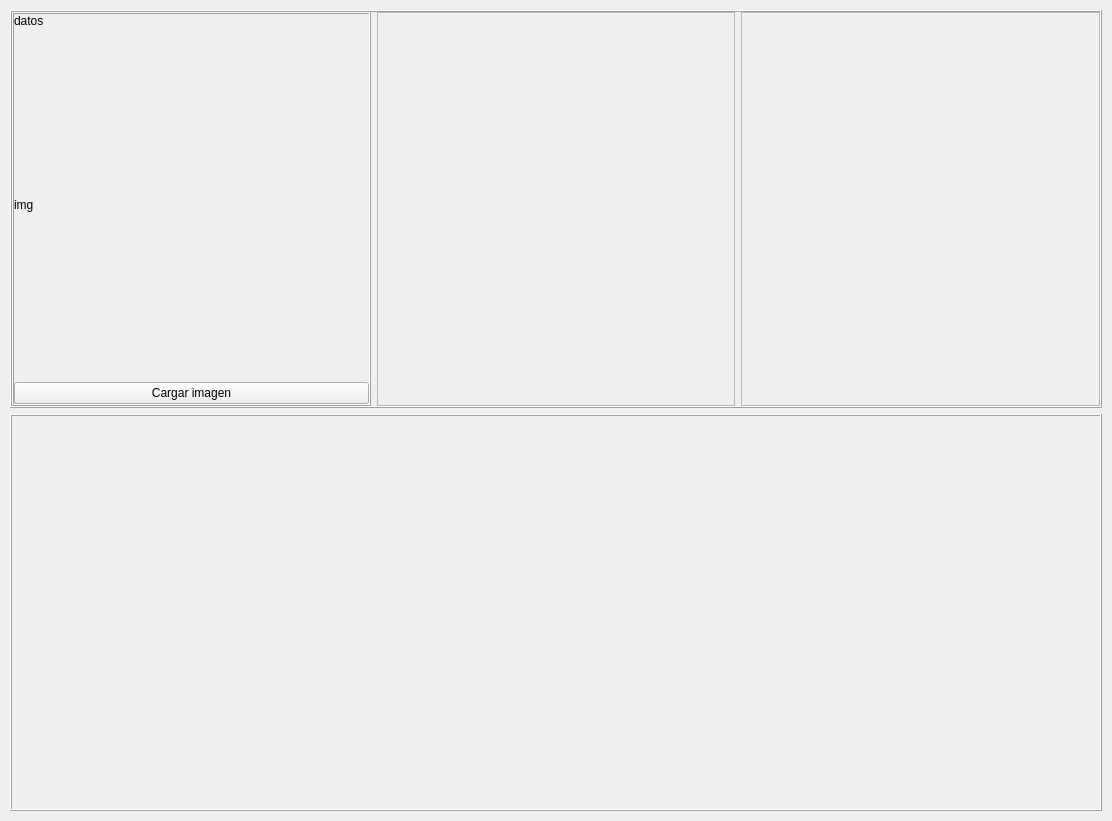
The window that gui.ui (leninrkb/reduccion-de-ruido-con-python) describes before a commit, drawn with Qt 5.
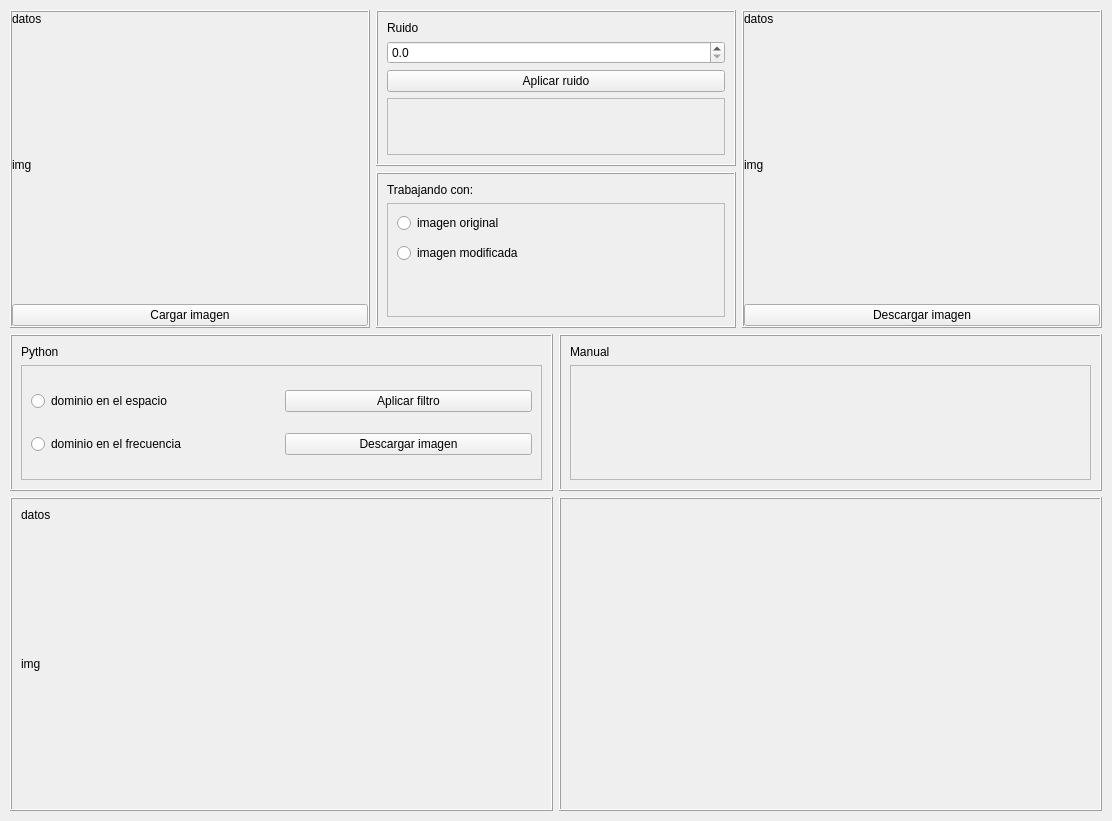
The same window after the commit.

Diff of the .ui file:
```diff
--- a/gui.ui
+++ b/gui.ui
@@ -14,7 +14,7 @@
    <string>MainWindow</string>
   </property>
   <widget class="QWidget" name="centralwidget">
-   <layout class="QVBoxLayout" name="verticalLayout" stretch="1,1">
+   <layout class="QVBoxLayout" name="verticalLayout" stretch="2,3">
     <property name="leftMargin">
      <number>10</number>
     </property>
@@ -30,12 +30,12 @@
     <item>
      <widget class="QFrame" name="frame_carga_img">
       <property name="frameShape">
-       <enum>QFrame::Box</enum>
+       <enum>QFrame::NoFrame</enum>
       </property>
       <property name="frameShadow">
        <enum>QFrame::Raised</enum>
       </property>
-      <layout class="QHBoxLayout" name="horizontalLayout">
+      <layout class="QHBoxLayout" name="horizontalLayout" stretch="1,1,1">
        <property name="leftMargin">
         <number>0</number>
        </property>
@@ -96,21 +96,174 @@
        <item>
         <widget class="QFrame" name="frame_2">
          <property name="frameShape">
-          <enum>QFrame::StyledPanel</enum>
+          <enum>QFrame::NoFrame</enum>
          </property>
          <property name="frameShadow">
           <enum>QFrame::Raised</enum>
          </property>
+         <layout class="QVBoxLayout" name="verticalLayout_5" stretch="1,1">
+          <property name="leftMargin">
+           <number>0</number>
+          </property>
+          <property name="topMargin">
+           <number>0</number>
+          </property>
+          <property name="rightMargin">
+           <number>0</number>
+          </property>
+          <property name="bottomMargin">
+           <number>0</number>
+          </property>
+          <item>
+           <widget class="QFrame" name="frame_6">
+            <property name="frameShape">
+             <enum>QFrame::Box</enum>
+            </property>
+            <property name="frameShadow">
+             <enum>QFrame::Raised</enum>
+            </property>
+            <layout class="QVBoxLayout" name="verticalLayout_4" stretch="1,0,1,4">
+             <item>
+              <widget class="QLabel" name="label_2">
+               <property name="text">
+                <string>Ruido</string>
+               </property>
+              </widget>
+             </item>
+             <item>
+              <widget class="QDoubleSpinBox" name="doubleSpinBox_ruido">
+               <property name="decimals">
+                <number>1</number>
+               </property>
+               <property name="maximum">
+                <double>1.000000000000000</double>
+               </property>
+               <property name="singleStep">
+                <double>0.100000000000000</double>
+               </property>
+              </widget>
+             </item>
+             <item>
+              <widget class="QPushButton" name="pushButton_aplicar_ruido">
+               <property name="text">
+                <string>Aplicar ruido</string>
+               </property>
+              </widget>
+             </item>
+             <item>
+              <widget class="QFrame" name="frame_7">
+               <property name="frameShape">
+                <enum>QFrame::StyledPanel</enum>
+               </property>
+               <property name="frameShadow">
+                <enum>QFrame::Raised</enum>
+               </property>
+              </widget>
+             </item>
+            </layout>
+           </widget>
+          </item>
+          <item>
+           <widget class="QFrame" name="frame_4">
+            <property name="frameShape">
+             <enum>QFrame::Box</enum>
+            </property>
+            <property name="frameShadow">
+             <enum>QFrame::Raised</enum>
+            </property>
+            <layout class="QVBoxLayout" name="verticalLayout_3" stretch="0,1">
+             <item>
+              <widget class="QLabel" name="label">
+               <property name="text">
+                <string>Trabajando con:</string>
+               </property>
+              </widget>
+             </item>
+             <item>
+              <widget class="QFrame" name="frame_5">
+               <property name="frameShape">
+                <enum>QFrame::StyledPanel</enum>
+               </property>
+               <property name="frameShadow">
+                <enum>QFrame::Raised</enum>
+               </property>
+               <widget class="QRadioButton" name="radioButton_img_original">
+                <property name="geometry">
+                 <rect>
+                  <x>10</x>
+                  <y>10</y>
+                  <width>121</width>
+                  <height>20</height>
+                 </rect>
+                </property>
+                <property name="text">
+                 <string>imagen original</string>
+                </property>
+               </widget>
+               <widget class="QRadioButton" name="radioButton_img_ruido">
+                <property name="geometry">
+                 <rect>
+                  <x>10</x>
+                  <y>40</y>
+                  <width>141</width>
+                  <height>20</height>
+                 </rect>
+                </property>
+                <property name="text">
+                 <string>imagen modificada</string>
+                </property>
+               </widget>
+              </widget>
+             </item>
+            </layout>
+           </widget>
+          </item>
+         </layout>
         </widget>
        </item>
        <item>
         <widget class="QFrame" name="frame_3">
          <property name="frameShape">
-          <enum>QFrame::StyledPanel</enum>
+          <enum>QFrame::Box</enum>
          </property>
          <property name="frameShadow">
           <enum>QFrame::Raised</enum>
          </property>
+         <layout class="QVBoxLayout" name="verticalLayout_6" stretch="0,1,0">
+          <property name="leftMargin">
+           <number>0</number>
+          </property>
+          <property name="topMargin">
+           <number>0</number>
+          </property>
+          <property name="rightMargin">
+           <number>0</number>
+          </property>
+          <property name="bottomMargin">
+           <number>0</number>
+          </property>
+          <item>
+           <widget class="QLabel" name="label_datos_img_ruido">
+            <property name="text">
+             <string>datos</string>
+            </property>
+           </widget>
+          </item>
+          <item>
+           <widget class="QLabel" name="label_img_ruido">
+            <property name="text">
+             <string>img</string>
+            </property>
+           </widget>
+          </item>
+          <item>
+           <widget class="QPushButton" name="pushButton_descargar_img_ruido">
+            <property name="text">
+             <string>Descargar imagen</string>
+            </property>
+           </widget>
+          </item>
+         </layout>
         </widget>
        </item>
       </layout>
@@ -119,11 +272,197 @@
     <item>
      <widget class="QFrame" name="frame_manipulacion">
       <property name="frameShape">
-       <enum>QFrame::Box</enum>
+       <enum>QFrame::NoFrame</enum>
       </property>
       <property name="frameShadow">
        <enum>QFrame::Raised</enum>
       </property>
+      <layout class="QHBoxLayout" name="horizontalLayout_2">
+       <property name="leftMargin">
+        <number>0</number>
+       </property>
+       <property name="topMargin">
+        <number>0</number>
+       </property>
+       <property name="rightMargin">
+        <number>0</number>
+       </property>
+       <property name="bottomMargin">
+        <number>0</number>
+       </property>
+       <item>
+        <widget class="QFrame" name="frame_8">
+         <property name="frameShape">
+          <enum>QFrame::NoFrame</enum>
+         </property>
+         <property name="frameShadow">
+          <enum>QFrame::Raised</enum>
+         </property>
+         <layout class="QVBoxLayout" name="verticalLayout_7" stretch="1,2">
+          <property name="leftMargin">
+           <number>0</number>
+          </property>
+          <property name="topMargin">
+           <number>0</number>
+          </property>
+          <property name="rightMargin">
+           <number>0</number>
+          </property>
+          <property name="bottomMargin">
+           <number>0</number>
+          </property>
+          <item>
+           <widget class="QFrame" name="frame_10">
+            <property name="frameShape">
+             <enum>QFrame::Box</enum>
+            </property>
+            <property name="frameShadow">
+             <enum>QFrame::Raised</enum>
+            </property>
+            <layout class="QVBoxLayout" name="verticalLayout_9" stretch="0,1">
+             <item>
+              <widget class="QLabel" name="label_3">
+               <property name="text">
+                <string>Python</string>
+               </property>
+              </widget>
+             </item>
+             <item>
+              <widget class="QFrame" name="frame_14">
+               <property name="frameShape">
+                <enum>QFrame::StyledPanel</enum>
+               </property>
+               <property name="frameShadow">
+                <enum>QFrame::Raised</enum>
+               </property>
+               <layout class="QGridLayout" name="gridLayout">
+                <item row="0" column="0">
+                 <widget class="QRadioButton" name="radioButton">
+                  <property name="text">
+                   <string>dominio en el espacio</string>
+                  </property>
+                 </widget>
+                </item>
+                <item row="0" column="1">
+                 <widget class="QPushButton" name="pushButton">
+                  <property name="text">
+                   <string>Aplicar filtro</string>
+                  </property>
+                 </widget>
+                </item>
+                <item row="1" column="0">
+                 <widget class="QRadioButton" name="radioButton_2">
+                  <property name="text">
+                   <string>dominio en el frecuencia</string>
+                  </property>
+                 </widget>
+                </item>
+                <item row="1" column="1">
+                 <widget class="QPushButton" name="pushButton_2">
+                  <property name="text">
+                   <string>Descargar imagen</string>
+                  </property>
+                 </widget>
+                </item>
+               </layout>
+              </widget>
+             </item>
+            </layout>
+           </widget>
+          </item>
+          <item>
+           <widget class="QFrame" name="frame_11">
+            <property name="frameShape">
+             <enum>QFrame::Box</enum>
+            </property>
+            <property name="frameShadow">
+             <enum>QFrame::Raised</enum>
+            </property>
+            <layout class="QVBoxLayout" name="verticalLayout_11" stretch="0,1">
+             <item>
+              <widget class="QLabel" name="label_5">
+               <property name="text">
+                <string>datos</string>
+               </property>
+              </widget>
+             </item>
+             <item>
+              <widget class="QLabel" name="label_6">
+               <property name="text">
+                <string>img</string>
+               </property>
+              </widget>
+             </item>
+            </layout>
+           </widget>
+          </item>
+         </layout>
+        </widget>
+       </item>
+       <item>
+        <widget class="QFrame" name="frame_9">
+         <property name="frameShape">
+          <enum>QFrame::NoFrame</enum>
+         </property>
+         <property name="frameShadow">
+          <enum>QFrame::Raised</enum>
+         </property>
+         <layout class="QVBoxLayout" name="verticalLayout_8" stretch="1,2">
+          <property name="leftMargin">
+           <number>0</number>
+          </property>
+          <property name="topMargin">
+           <number>0</number>
+          </property>
+          <property name="rightMargin">
+           <number>0</number>
+          </property>
+          <property name="bottomMargin">
+           <number>0</number>
+          </property>
+          <item>
+           <widget class="QFrame" name="frame_12">
+            <property name="frameShape">
+             <enum>QFrame::Box</enum>
+            </property>
+            <property name="frameShadow">
+             <enum>QFrame::Raised</enum>
+            </property>
+            <layout class="QVBoxLayout" name="verticalLayout_10" stretch="0,1">
+             <item>
+              <widget class="QLabel" name="label_4">
+               <property name="text">
+                <string>Manual</string>
+               </property>
+              </widget>
+             </item>
+             <item>
+              <widget class="QFrame" name="frame_15">
+               <property name="frameShape">
+                <enum>QFrame::StyledPanel</enum>
+               </property>
+               <property name="frameShadow">
+                <enum>QFrame::Raised</enum>
+               </property>
+              </widget>
+             </item>
+            </layout>
+           </widget>
+          </item>
+          <item>
+           <widget class="QFrame" name="frame_13">
+            <property name="frameShape">
+             <enum>QFrame::Box</enum>
+            </property>
+            <property name="frameShadow">
+             <enum>QFrame::Raised</enum>
+            </property>
+           </widget>
+          </item>
+         </layout>
+        </widget>
+       </item>
+      </layout>
      </widget>
     </item>
    </layout>
```
